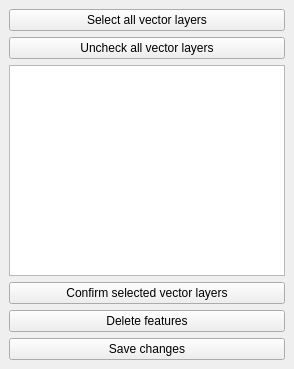
The window that vector_rubber_dockwidget_base.ui (NB34911/Vector-Rubber-plugin-for-QGIS) describes before a commit, drawn with Qt 5.
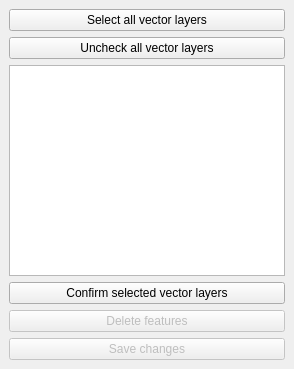
The same window after the commit.

Commit message: feat: implement logic to populate layer list with checkable vector layers

What changed in the file:
```diff
--- a/vector_rubber_dockwidget_base.ui
+++ b/vector_rubber_dockwidget_base.ui
@@ -43,6 +43,9 @@
       </item>
       <item>
        <widget class="QPushButton" name="pb_delete_feats">
+        <property name="enabled">
+         <bool>false</bool>
+        </property>
         <property name="text">
          <string>Delete features</string>
         </property>
@@ -50,6 +53,9 @@
       </item>
       <item>
        <widget class="QPushButton" name="pb_save">
+        <property name="enabled">
+         <bool>false</bool>
+        </property>
         <property name="text">
          <string>Save changes</string>
         </property>
```
The commit also changes 1 other file.
